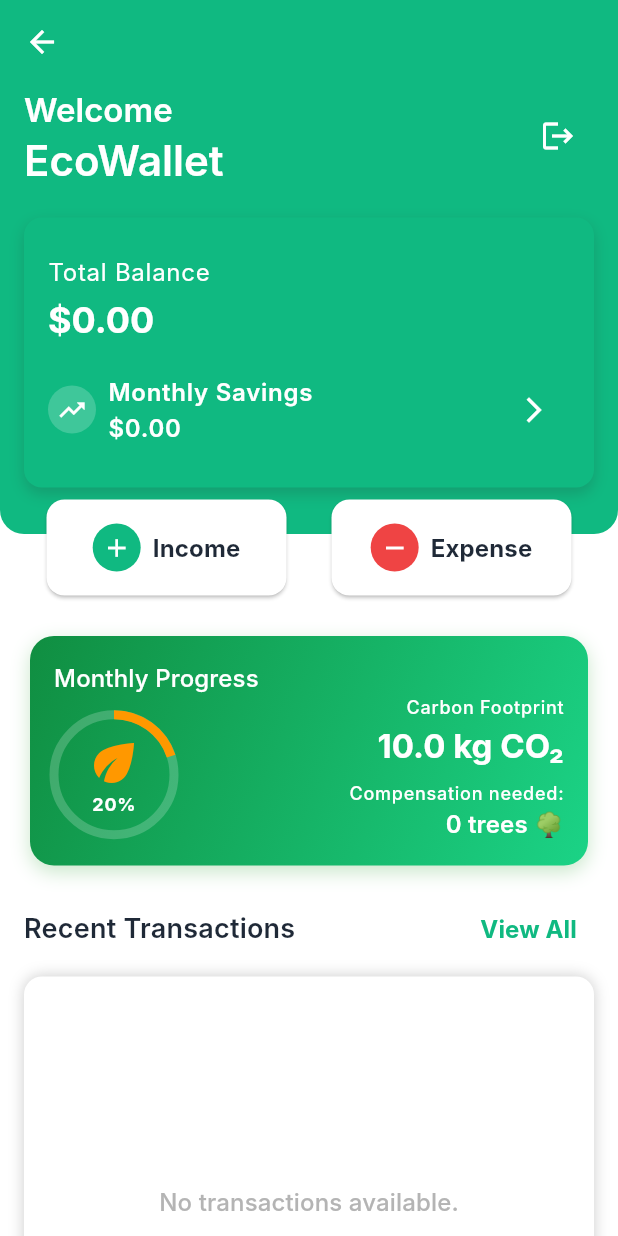
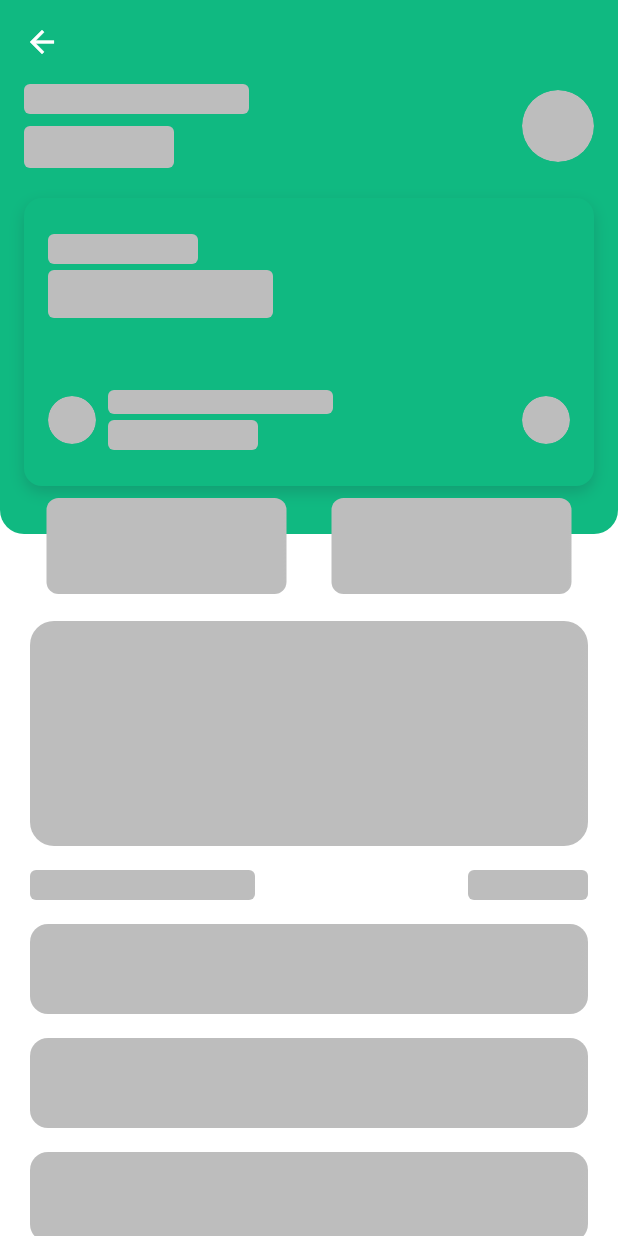
Before and after one commit to SimpleG20/EcoWallet-Mobile, a Flutter app: the HomePage screen opened directly, on a phone screen of 412 x 824 dp. Run offline on Flutter 3.47's test engine with Material 3 defaults, Android fonts, the phone set to English and light mode, and no system bars; our stand-ins replace equatable, fl_chart, flutter_bloc, fpdart, get_it, go_router and 2 more; accounts and stored records are empty; Roboto replaces fonts that are missing (Inter).

Commit message:
Add skeleton loaders for home page UI
Introduces reusable shimmer widgets (circle, container, text) and skeleton components for the home page, including header, balance card, eco footprint, action buttons, and transaction section. Updates home_page.dart to display HomePageSkeleton during loading, improving perceived performance and user experience.

```diff
--- /dev/null
+++ b/lib/core/presentation/widgets/shimmers/shimmer_circle.dart
@@ -0,0 +1,24 @@
+import 'package:eco_wallet/core/presentation/widgets/shimmers/shimmer_container.dart';
+import 'package:flutter/material.dart';
+
+/// A convenience widget for creating circular shimmer placeholders.
+///
+/// Useful for avatar or icon placeholders.
+class ShimmerCircle extends StatelessWidget {
+  /// The diameter of the circle.
+  final double size;
+  const ShimmerCircle({
+    super.key,
+    required this.size,
+  });
+  @override
+  Widget build(BuildContext context) {
+    return ClipOval(
+      child: ShimmerContainer(
+        width: size,
+        height: size,
+        borderRadius: BorderRadius.circular(size / 2),
+      ),
+    );
+  }
+}
--- /dev/null
+++ b/lib/core/presentation/widgets/shimmers/shimmer_container.dart
@@ -0,0 +1,73 @@
+import 'package:flutter/material.dart';
+
+class ShimmerContainer extends StatefulWidget {
+  final double width;
+  final double height;
+  final BorderRadius borderRadius;
+
+  const ShimmerContainer({
+    super.key,
+    required this.width,
+    required this.height,
+    this.borderRadius = const BorderRadius.all(Radius.circular(8.0)),
+  });
+
+  @override
+  State<ShimmerContainer> createState() => _ShimmerContainerState();
+}
+
+class _ShimmerContainerState extends State<ShimmerContainer> with SingleTickerProviderStateMixin {
+  late final AnimationController _animController;
+  late final Animation<double> _animation;
+
+  @override
+  void initState() {
+    super.initState();
+    _animController = AnimationController(
+      vsync: this,
+      duration: const Duration(seconds: 2),
+    )..repeat();
+
+    _animation = Tween<double>(begin: -1.0, end: 2.0).animate(
+      CurvedAnimation(
+        parent: _animController,
+        curve: Curves.easeInOutSine,
+      ),
+    );
+  }
+
+  @override
+  void dispose() {
+    _animController.dispose();
+    super.dispose();
+  }
+
+  @override
+  Widget build(BuildContext context) {
+    final baseColor = Colors.grey.shade400;
+    final highlightColor = Colors.grey.shade300;
+
+    return AnimatedBuilder(
+      animation: _animation,
+      builder: (context, child) {
+        return Container(
+          width: widget.width,
+          height: widget.height,
+          decoration: BoxDecoration(
+            borderRadius: widget.borderRadius,
+            gradient: LinearGradient(
+              begin: Alignment(_animation.value - 1, 0),
+              end: Alignment(_animation.value + 1, 0),
+              colors: [
+                baseColor,
+                highlightColor,
+                baseColor,
+              ],
+              stops: const [0.0, 0.5, 1.0],
+            ),
+          ),
+        );
+      },
+    );
+  }
+}
--- /dev/null
+++ b/lib/core/presentation/widgets/shimmers/shimmer_text.dart
@@ -0,0 +1,27 @@
+import 'package:eco_wallet/core/presentation/widgets/shimmers/shimmer_container.dart';
+import 'package:flutter/material.dart';
+
+/// A convenience widget for creating text-like shimmer placeholders.
+///
+/// Useful for simulating lines of text in skeleton loaders.
+class ShimmerText extends StatelessWidget {
+  /// The width of the text placeholder.
+  final double width;
+
+  /// The height of the text placeholder.
+  /// Defaults to 16.0 (typical body text size).
+  final double height;
+  const ShimmerText({
+    super.key,
+    required this.width,
+    this.height = 16.0,
+  });
+  @override
+  Widget build(BuildContext context) {
+    return ShimmerContainer(
+      width: width,
+      height: height,
+      borderRadius: BorderRadius.circular(4.0),
+    );
+  }
+}
--- a/lib/features/home/presentation/pages/home_page.dart
+++ b/lib/features/home/presentation/pages/home_page.dart
@@ -1,3 +1,5 @@
+import 'package:eco_wallet/features/home/presentation/widgets/skeletons/home_header_skeleton.dart';
+import 'package:eco_wallet/features/home/presentation/widgets/skeletons/home_page_skeleton.dart';
 import 'package:flutter/material.dart';
 import 'package:flutter_bloc/flutter_bloc.dart';
 
@@ -38,6 +40,8 @@ class HomePage extends StatelessWidget {
         ),
         body: BlocBuilder<WalletBloc, BaseWalletState>(
           builder: (context, state) {
+            return const HomePageSkeleton();
+
             if (state is WalletLoading) {
               // TODO: Skeleton loader
               return const Center(child: CircularProgressIndicator());
--- /dev/null
+++ b/lib/features/home/presentation/widgets/skeletons/balance_card_skeleton.dart
@@ -0,0 +1,71 @@
+import 'package:flutter/material.dart';
+
+import '../../../../../core/constants/ui_data.dart';
+import '../../../../../core/presentation/widgets/shimmers/shimmer_circle.dart';
+import '../../../../../core/presentation/widgets/shimmers/shimmer_text.dart';
+
+class BalanceCardSkeleton extends StatelessWidget {
+  const BalanceCardSkeleton({super.key});
+
+  @override
+  Widget build(BuildContext context) {
+    final theme = Theme.of(context);
+
+    return Container(
+      width: double.infinity,
+      decoration: BoxDecoration(
+        color: theme.colorScheme.primaryContainer,
+        borderRadius: BorderRadius.circular(kBalanceCardBorderRadius),
+        boxShadow: [
+          BoxShadow(
+            color: theme.colorScheme.onSurface.withAlpha(50),
+            blurRadius: 8,
+            offset: const Offset(0, 4),
+          ),
+        ],
+      ),
+      child: Container(
+        padding: const EdgeInsets.symmetric(horizontal: 16.0, vertical: 24.0),
+        child: Column(
+          crossAxisAlignment: CrossAxisAlignment.start,
+          mainAxisSize: MainAxisSize.min,
+          children: [
+            _buildBalanceSection(),
+            const SizedBox(height: 48),
+            _buildSavingsSection(),
+          ],
+        ),
+      ),
+    );
+  }
+
+  Widget _buildBalanceSection() {
+    return Column(
+      crossAxisAlignment: CrossAxisAlignment.start,
+      children: [
+        ShimmerText(width: 100, height: 20),
+        const SizedBox(height: 4),
+        ShimmerText(width: 150, height: 32),
+      ],
+    );
+  }
+
+  Widget _buildSavingsSection() {
+    return Row(
+      children: [
+        ShimmerCircle(size: 32),
+        const SizedBox(width: 8),
+        Column(
+          crossAxisAlignment: CrossAxisAlignment.start,
+          children: [
+            ShimmerText(width: 150, height: 16),
+            const SizedBox(height: 4),
+            ShimmerText(width: 100, height: 20),
+          ],
+        ),
+        const Spacer(),
+        ShimmerCircle(size: 32),
+      ],
+    );
+  }
+}
--- /dev/null
+++ b/lib/features/home/presentation/widgets/skeletons/eco_footprint_skeleton.dart
@@ -0,0 +1,15 @@
+import 'package:eco_wallet/core/presentation/widgets/shimmers/shimmer_container.dart';
+import 'package:flutter/material.dart';
+
+class EcoFootprintSkeleton extends StatelessWidget {
+  const EcoFootprintSkeleton({super.key});
+
+  @override
+  Widget build(BuildContext context) {
+    return ShimmerContainer(
+      width: double.infinity,
+      height: 150,
+      borderRadius: BorderRadius.circular(16.0),
+    );
+  }
+}
--- /dev/null
+++ b/lib/features/home/presentation/widgets/skeletons/home_actions_buttons_skeleton.dart
@@ -0,0 +1,17 @@
+import 'package:eco_wallet/core/presentation/widgets/shimmers/shimmer_container.dart';
+import 'package:flutter/material.dart';
+
+class HomeActionsButtonsSkeleton extends StatelessWidget {
+  const HomeActionsButtonsSkeleton({super.key});
+
+  @override
+  Widget build(BuildContext context) {
+    return Row(
+      mainAxisAlignment: MainAxisAlignment.spaceAround,
+      children: [
+        ShimmerContainer(width: 160, height: 64),
+        ShimmerContainer(width: 160, height: 64),
+      ],
+    );
+  }
+}
--- /dev/null
+++ b/lib/features/home/presentation/widgets/skeletons/home_header_skeleton.dart
@@ -0,0 +1,25 @@
+import 'package:eco_wallet/core/presentation/widgets/shimmers/shimmer_circle.dart';
+import 'package:eco_wallet/core/presentation/widgets/shimmers/shimmer_text.dart';
+import 'package:flutter/material.dart';
+
+class HomeHeaderSkeleton extends StatelessWidget {
+  const HomeHeaderSkeleton({super.key});
+
+  @override
+  Widget build(BuildContext context) {
+    return Row(
+      children: [
+        Column(
+          crossAxisAlignment: CrossAxisAlignment.start,
+          children: [
+            ShimmerText(width: 150, height: 20),
+            const SizedBox(height: 8),
+            ShimmerText(width: 100, height: 28),
+          ],
+        ),
+        const Spacer(),
+        ShimmerCircle(size: 48),
+      ],
+    );
+  }
+}
--- /dev/null
+++ b/lib/features/home/presentation/widgets/skeletons/home_page_skeleton.dart
@@ -0,0 +1,65 @@
+import 'package:flutter/material.dart';
+
+import 'balance_card_skeleton.dart';
+import 'eco_footprint_skeleton.dart';
+import 'home_actions_buttons_skeleton.dart';
+import 'home_header_skeleton.dart';
+import 'transaction_section_skeleton.dart';
+
+class HomePageSkeleton extends StatelessWidget {
+  const HomePageSkeleton({super.key});
+
+  @override
+  Widget build(BuildContext context) {
+    final theme = Theme.of(context);
+    return Column(
+      children: [
+        SizedBox(
+          height: 350,
+          child: Stack(
+            children: [
+              Container(
+                height: 300,
+                decoration: BoxDecoration(
+                  color: theme.colorScheme.primaryContainer,
+                  borderRadius: const BorderRadius.only(
+                    bottomLeft: Radius.circular(16.0),
+                    bottomRight: Radius.circular(16.0),
+                  ),
+                ),
+              ),
+              Padding(
+                padding: const EdgeInsets.symmetric(horizontal: 16),
+                child: Column(
+                  crossAxisAlignment: CrossAxisAlignment.start,
+                  children: [
+                    HomeHeaderSkeleton(),
+                    const SizedBox(height: 20),
+                    BalanceCardSkeleton(),
+                    const SizedBox(height: 8),
+                    HomeActionsButtonsSkeleton(),
+                  ],
+                ),
+              ),
+            ],
+          ),
+        ),
+        const SizedBox(height: 8),
+        Expanded(
+          child: Padding(
+            padding: const EdgeInsets.symmetric(horizontal: 20.0),
+            child: SingleChildScrollView(
+              child: Column(
+                children: [
+                  EcoFootprintSkeleton(),
+                  const SizedBox(height: 16),
+                  TransactionSectionSkeleton(),
+                ],
+              ),
+            ),
+          ),
+        ),
+      ],
+    );
+  }
+}
--- /dev/null
+++ b/lib/features/home/presentation/widgets/skeletons/transaction_section_skeleton.dart
@@ -0,0 +1,38 @@
+import 'package:eco_wallet/core/presentation/widgets/shimmers/shimmer_text.dart';
+import 'package:flutter/material.dart';
+
+import '../../../../../core/presentation/widgets/shimmers/shimmer_container.dart';
+
+class TransactionSectionSkeleton extends StatelessWidget {
+  const TransactionSectionSkeleton({super.key});
+
+  @override
+  Widget build(BuildContext context) {
+    return Column(
+      children: [
+        Row(mainAxisAlignment: MainAxisAlignment.spaceBetween, children: [
+          ShimmerText(
+            width: 150,
+            height: 20,
+          ),
+          ShimmerText(
+            width: 80,
+            height: 20,
+          ),
+        ]),
+        const SizedBox(height: 8),
+        ...List.generate(
+          5,
+          (index) => Padding(
+            padding: const EdgeInsets.symmetric(vertical: 8.0),
+            child: ShimmerContainer(
+              width: double.infinity,
+              height: 60,
+              borderRadius: BorderRadius.circular(12.0),
+            ),
+          ),
+        ),
+      ],
+    );
+  }
+}
```
